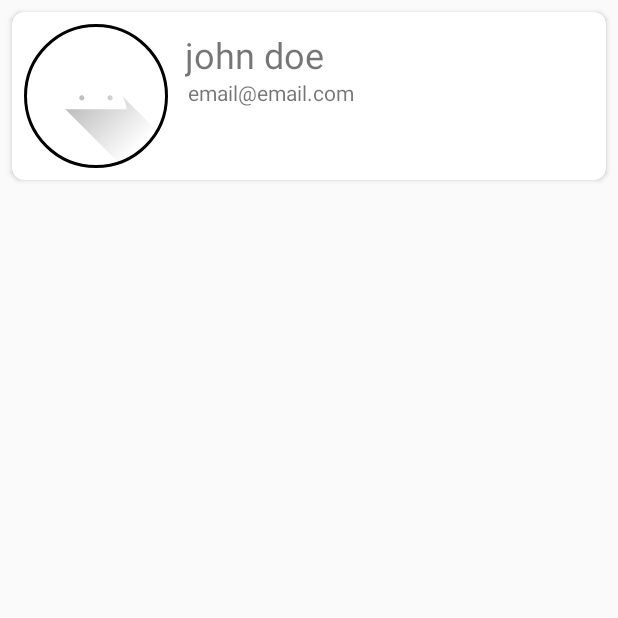
After one commit to imanfauzi29/android-challenge-four, an Android app: the DetailUser screen opened directly, with no data from a screen before it, on a phone screen of 412 x 824 dp, the top half of it. The commit adds this screen. Run offline under Robolectric (Android 15) with nearby library versions, the phone set to English and light mode, and no system bars; our stand-ins replace CircleImageView; pictures from the network do not load; 4 statements that could not run were skipped.

Commit message:
detail user

```diff
--- a/app/src/main/AndroidManifest.xml
+++ b/app/src/main/AndroidManifest.xml
@@ -2,7 +2,7 @@
 <manifest xmlns:android="http://schemas.android.com/apk/res/android"
     package="com.luqman.dev.helloworld">
 
-    <uses-permission android:name="android.permission.INTERNET"/>
+    <uses-permission android:name="android.permission.INTERNET" />
 
     <application
         android:allowBackup="true"
@@ -10,6 +10,10 @@
         android:label="@string/app_name"
         android:supportsRtl="true"
         android:theme="@style/FullTheme">
+        <activity android:name="com.mycorp.javachallengefour.activities.DetailUser">
+            <meta-data android:name="android.support.PARENT_ACTIVITY"
+                android:value="com.mycorp.javachallengefour.activities.SecondActivity"/>
+        </activity>
         <activity android:name="com.mycorp.javachallengefour.activities.SecondActivity" />
         <activity android:name="com.mycorp.javachallengefour.activities.TermActivity" />
         <activity
--- /dev/null
+++ b/app/src/main/java/com/mycorp/javachallengefour/activities/DetailUser.java
@@ -0,0 +1,36 @@
+package com.mycorp.javachallengefour.activities;
+
+import androidx.appcompat.app.AppCompatActivity;
+
+import android.app.ActionBar;
+import android.os.Bundle;
+import android.widget.ImageView;
+import android.widget.TextView;
+import android.widget.Toolbar;
+
+import com.bumptech.glide.Glide;
+import com.bumptech.glide.request.RequestOptions;
+import com.luqman.dev.helloworld.R;
+
+public class DetailUser extends AppCompatActivity {
+
+    ImageView profileImage;
+    TextView userName, userEmail;
+    @Override
+    protected void onCreate(Bundle savedInstanceState) {
+        super.onCreate(savedInstanceState);
+        setContentView(R.layout.activity_detail_user);
+
+        userName = findViewById(R.id.users_names);
+        userEmail = findViewById(R.id.user_email);
+        profileImage = findViewById(R.id.profile_image);
+
+        Bundle extras = getIntent().getExtras();
+        ActionBar actionBar = getActionBar();
+        actionBar.setTitle(extras.getString("username").toUpperCase());
+        userName.setText(extras.getString("username"));
+        userEmail.setText(extras.getString("email"));
+        Glide.with(getApplicationContext()).load(extras.getString("image")).apply(RequestOptions.centerCropTransform()).into(profileImage);
+
+    }
+}
--- a/app/src/main/java/com/mycorp/javachallengefour/adapters/UserAdapter.java
+++ b/app/src/main/java/com/mycorp/javachallengefour/adapters/UserAdapter.java
@@ -2,6 +2,7 @@ package com.mycorp.javachallengefour.adapters;
 
 import android.annotation.SuppressLint;
 import android.content.Context;
+import android.content.Intent;
 import android.util.Log;
 import android.view.LayoutInflater;
 import android.view.View;
@@ -12,12 +13,14 @@ import android.widget.ImageView;
 import android.widget.TextView;
 
 import androidx.annotation.NonNull;
+import androidx.cardview.widget.CardView;
 import androidx.recyclerview.widget.DiffUtil;
 import androidx.recyclerview.widget.RecyclerView;
 
 import com.bumptech.glide.Glide;
 import com.bumptech.glide.request.RequestOptions;
 import com.luqman.dev.helloworld.R;
+import com.mycorp.javachallengefour.activities.DetailUser;
 import com.mycorp.javachallengefour.models.UsersModel;
 
 import java.util.ArrayList;
@@ -26,7 +29,7 @@ import java.util.List;
 public class UserAdapter extends RecyclerView.Adapter<UserAdapter.viewHolder> implements Filterable {
 
     private List<UsersModel> users;
-    Context context;
+    public Context context;
     private List<UsersModel> filteredUser;
 
     public UserAdapter(Context applicationContext, List<UsersModel> users) {
@@ -45,7 +48,6 @@ public class UserAdapter extends RecyclerView.Adapter<UserAdapter.viewHolder> im
     public UserAdapter.viewHolder onCreateViewHolder(@NonNull ViewGroup parent, int viewType) {
         View view = LayoutInflater.from(parent.getContext())
                 .inflate(R.layout.list_user, parent, false);
-
         return new viewHolder(view);
     }
 
@@ -103,10 +105,10 @@ public class UserAdapter extends RecyclerView.Adapter<UserAdapter.viewHolder> im
     }
 
 
-    public static class viewHolder extends RecyclerView.ViewHolder {
-
+    public class viewHolder extends RecyclerView.ViewHolder {
         TextView name, email;
         ImageView image;
+        CardView cvLayout;
 
         public viewHolder(@NonNull View itemView) {
             super(itemView);
@@ -114,6 +116,23 @@ public class UserAdapter extends RecyclerView.Adapter<UserAdapter.viewHolder> im
             name = itemView.findViewById(R.id.users_names);
             email = itemView.findViewById(R.id.user_email);
             image = itemView.findViewById(R.id.images_profiles);
+            cvLayout = itemView.findViewById(R.id.users_items);
+
+            cvLayout.setOnClickListener(new View.OnClickListener() {
+                @Override
+                public void onClick(View view) {
+
+                    int pos = getAdapterPosition();
+                    UsersModel user = filteredUser.get(pos);
+                    Intent intent = new Intent(context, DetailUser.class);
+                    intent.putExtra("username", user.getFirstName() + " " + user.getLastName());
+                    intent.putExtra("email", user.getEmail());
+                    intent.putExtra("image", user.getAvatar());
+                    context.startActivity(intent);
+                }
+            });
         }
+
+
     }
 }
--- /dev/null
+++ b/app/src/main/res/layout/activity_detail_user.xml
@@ -0,0 +1,57 @@
+<?xml version="1.0" encoding="utf-8"?>
+
+<androidx.cardview.widget.CardView android:layout_width="match_parent"
+    android:layout_height="wrap_content"
+    xmlns:tools="http://schemas.android.com/tools"
+    android:layout_margin="8dp"
+    app:cardCornerRadius="8dp"
+    app:contentPadding="8dp"
+    android:id="@+id/users_items"
+    xmlns:app="http://schemas.android.com/apk/res-auto"
+    xmlns:android="http://schemas.android.com/apk/res/android">
+
+    <androidx.constraintlayout.widget.ConstraintLayout
+        android:layout_width="match_parent"
+        android:layout_height="wrap_content">
+
+        <de.hdodenhof.circleimageview.CircleImageView
+            android:id="@+id/images_profiles"
+            android:layout_width="96dp"
+            android:layout_height="96dp"
+            android:src="@drawable/ic_launcher_foreground"
+            app:civ_border_color="#FF000000"
+            app:civ_border_width="2dp"
+            tools:layout_editor_absoluteX="16dp"
+            tools:layout_editor_absoluteY="16dp"
+            app:layout_constraintStart_toStartOf="parent"
+            app:layout_constraintTop_toTopOf="parent"
+            app:layout_constraintBottom_toBottomOf="parent"/>
+
+        <TextView
+            android:id="@+id/users_names"
+            android:layout_width="wrap_content"
+            android:layout_height="wrap_content"
+            android:layout_marginTop="4dp"
+            android:layout_marginEnd="180dp"
+            android:text="john doe"
+            android:textSize="24dp"
+            app:layout_constraintEnd_toEndOf="parent"
+            app:layout_constraintHorizontal_bias="0.099"
+            app:layout_constraintStart_toEndOf="@+id/profile_image"
+            app:layout_constraintTop_toTopOf="parent" />
+
+        <TextView
+            android:id="@+id/user_email"
+            android:layout_width="wrap_content"
+            android:layout_height="wrap_content"
+            android:layout_marginTop="32dp"
+            android:layout_marginEnd="160dp"
+            android:text="email@email.com"
+            app:layout_constraintEnd_toEndOf="parent"
+            app:layout_constraintHorizontal_bias="0.525"
+            app:layout_constraintStart_toStartOf="@+id/profile_image"
+            app:layout_constraintTop_toTopOf="@+id/users_names"
+            tools:ignore="UnknownId" />
+
+    </androidx.constraintlayout.widget.ConstraintLayout>
+</androidx.cardview.widget.CardView>
--- a/app/src/main/res/layout/list_user.xml
+++ b/app/src/main/res/layout/list_user.xml
@@ -52,7 +52,8 @@
                app:layout_constraintEnd_toEndOf="parent"
                app:layout_constraintHorizontal_bias="0.525"
                app:layout_constraintStart_toStartOf="@+id/profile_image"
-               app:layout_constraintTop_toTopOf="@+id/users_names" />
+               app:layout_constraintTop_toTopOf="@+id/users_names"
+               tools:ignore="UnknownId" />
 
        </androidx.constraintlayout.widget.ConstraintLayout>
     </androidx.cardview.widget.CardView>
```
